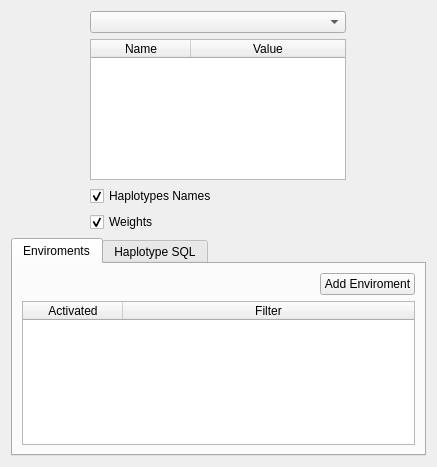
Old version of the form yatel/gui/uis/ExplorerFrame.ui in the repository leliel12/yatel.
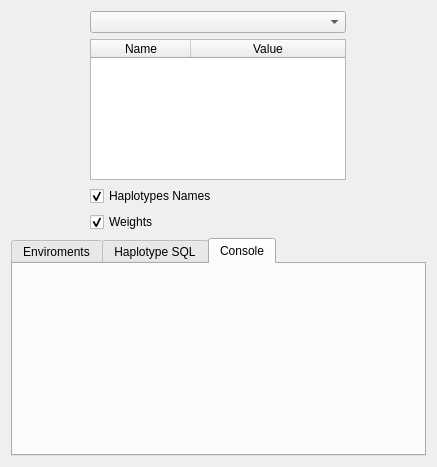
New version of the form. The open tabs and pages were chosen to show the change.

Patch:
```diff
--- a/yatel/gui/uis/ExplorerFrame.ui
+++ b/yatel/gui/uis/ExplorerFrame.ui
@@ -221,6 +221,16 @@
          </item>
         </layout>
        </widget>
+       <widget class="QWidget" name="tab_3">
+        <attribute name="title">
+         <string>Console</string>
+        </attribute>
+        <layout class="QVBoxLayout" name="verticalLayout_7">
+         <item>
+          <layout class="QVBoxLayout" name="consoleLayout"/>
+         </item>
+        </layout>
+       </widget>
       </widget>
      </item>
     </layout>
```
